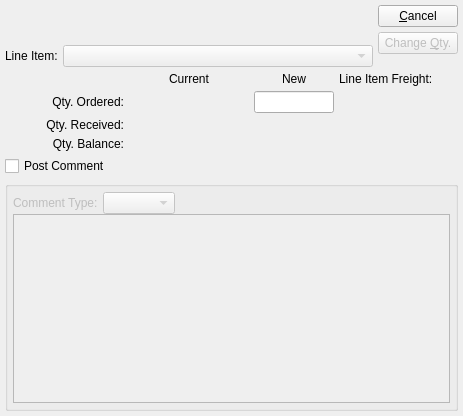
Old version of the form xtuple/trunk/guiclient/changePoitemQty.ui in the repository WooodHead/xtuple.
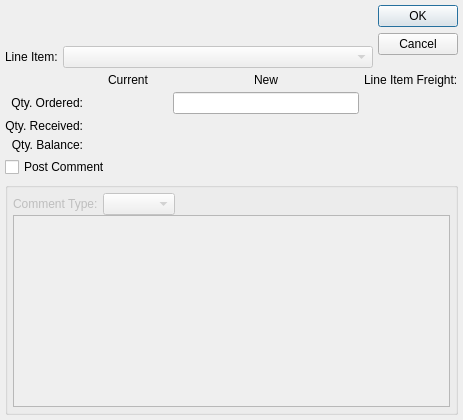
New version of the form. Custom widgets are drawn as their Qt base class.

Commit message: Use button boxes for style guidelines.

The edit to the form file:
```diff
--- a/xtuple/trunk/guiclient/changePoitemQty.ui
+++ b/xtuple/trunk/guiclient/changePoitemQty.ui
@@ -14,7 +14,7 @@
     <x>0</x>
     <y>0</y>
     <width>463</width>
-    <height>416</height>
+    <height>420</height>
    </rect>
   </property>
   <property name="windowTitle">
@@ -62,44 +62,14 @@
       </layout>
      </item>
      <item>
-      <layout class="QVBoxLayout">
-       <item>
-        <widget class="QPushButton" name="_close">
-         <property name="text">
-          <string>&amp;Cancel</string>
-         </property>
-        </widget>
-       </item>
-       <item>
-        <widget class="QPushButton" name="_change">
-         <property name="enabled">
-          <bool>false</bool>
-         </property>
-         <property name="text">
-          <string>Change &amp;Qty.</string>
-         </property>
-         <property name="default">
-          <bool>true</bool>
-         </property>
-        </widget>
-       </item>
-       <item>
-        <spacer>
-         <property name="orientation">
-          <enum>Qt::Vertical</enum>
-         </property>
-         <property name="sizeType">
-          <enum>QSizePolicy::Preferred</enum>
-         </property>
-         <property name="sizeHint" stdset="0">
-          <size>
-           <width>20</width>
-           <height>16</height>
-          </size>
-         </property>
-        </spacer>
-       </item>
-      </layout>
+      <widget class="QDialogButtonBox" name="_buttonBox">
+       <property name="orientation">
+        <enum>Qt::Vertical</enum>
+       </property>
+       <property name="standardButtons">
+        <set>QDialogButtonBox::Cancel|QDialogButtonBox::Ok</set>
+       </property>
+      </widget>
      </item>
     </layout>
    </item>
@@ -127,12 +97,6 @@
      </item>
      <item row="1" column="2">
       <widget class="XLineEdit" name="_newQty">
-       <property name="maximumSize">
-        <size>
-         <width>80</width>
-         <height>32767</height>
-        </size>
-       </property>
        <property name="alignment">
         <set>Qt::AlignRight</set>
        </property>
@@ -240,7 +204,7 @@
        </property>
       </widget>
      </item>
-     <item row="1" column="3" rowspan="2">
+     <item row="1" column="3">
       <widget class="CurrCluster" name="_freight">
        <property name="baseVisible">
         <bool>false</bool>
```
Left out of the diff: 36 changed lines with no effect on the pictures. The commit also changes 7 other files.
